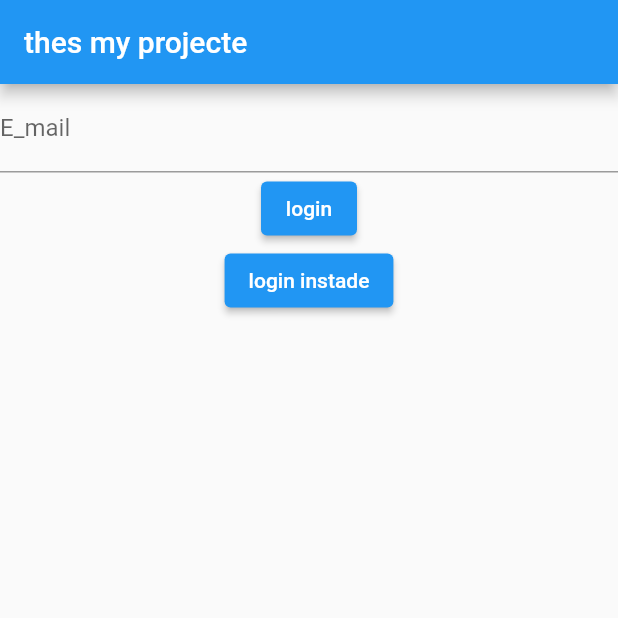
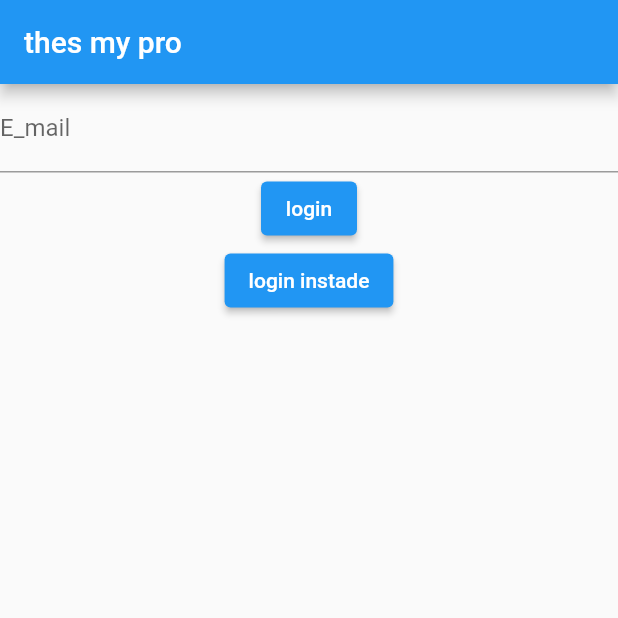
Before and after one commit to Faisal1999ms/first-projct, a Flutter app: the screen it shows after launch, on a phone screen of 412 x 824 dp, the top half of it. Run offline on Flutter 3.47's test engine with Material 2 defaults, Android fonts, the light colour scheme and no system bars.

Commit message:
the first change

```diff
--- a/lib/main.dart
+++ b/lib/main.dart
@@ -43,7 +43,10 @@ class MYAPP2 extends State {
       appBar: AppBar(
         title: Title(
           color: Colors.black,
-          child: Text("thes my projecte"),
+          child: Text(
+            "thes my pro",
+            style: TextStyle(fontSize: 20),
+          ),
           title: "my home paj",
         ),
       ),
```
